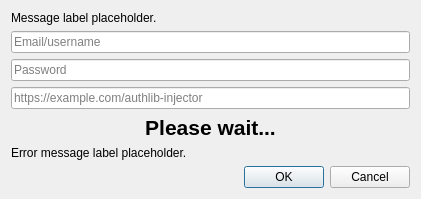
Above: launcher/ui/dialogs/AuthlibInjectorLoginDialog.ui from CrazyNutLz/FjordLauncher before the change. Below: the same form after it.
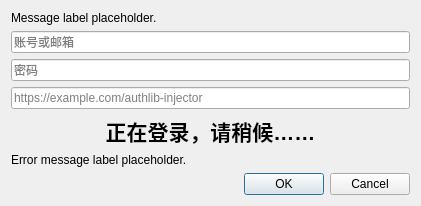
That is the form after the change.

Patch:
```diff
--- a/launcher/ui/dialogs/AuthlibInjectorLoginDialog.ui
+++ b/launcher/ui/dialogs/AuthlibInjectorLoginDialog.ui
@@ -39,7 +39,7 @@
    <item>
     <widget class="QLineEdit" name="userTextBox">
      <property name="placeholderText">
-      <string>Email/username</string>
+      <string>账号或邮箱</string>
      </property>
     </widget>
    </item>
@@ -49,7 +49,7 @@
       <enum>QLineEdit::Password</enum>
      </property>
      <property name="placeholderText">
-      <string>Password</string>
+      <string>密码</string>
      </property>
     </widget>
    </item>
@@ -70,7 +70,7 @@
       </font>
       </property>
       <property name="text">
-      <string>Please wait...</string>
+      <string>正在登录，请稍候……</string>
       </property>
       <property name="alignment">
       <set>Qt::AlignCenter</set>
```
Left out of the diff: 2 changed lines with no effect on the pictures.
